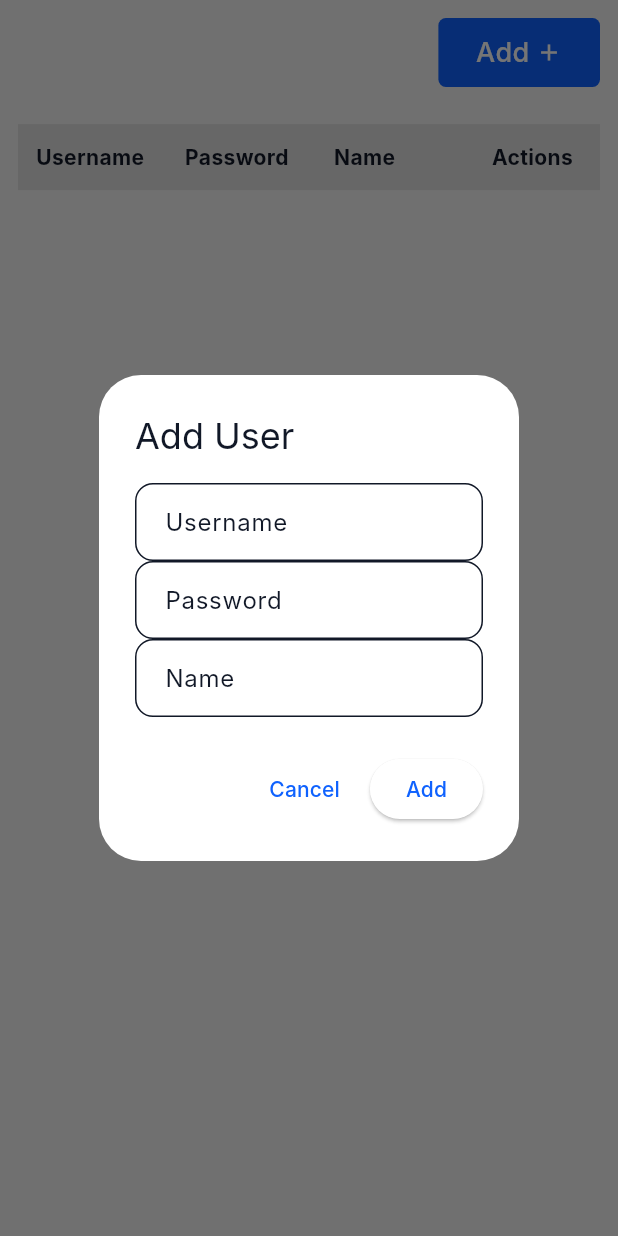
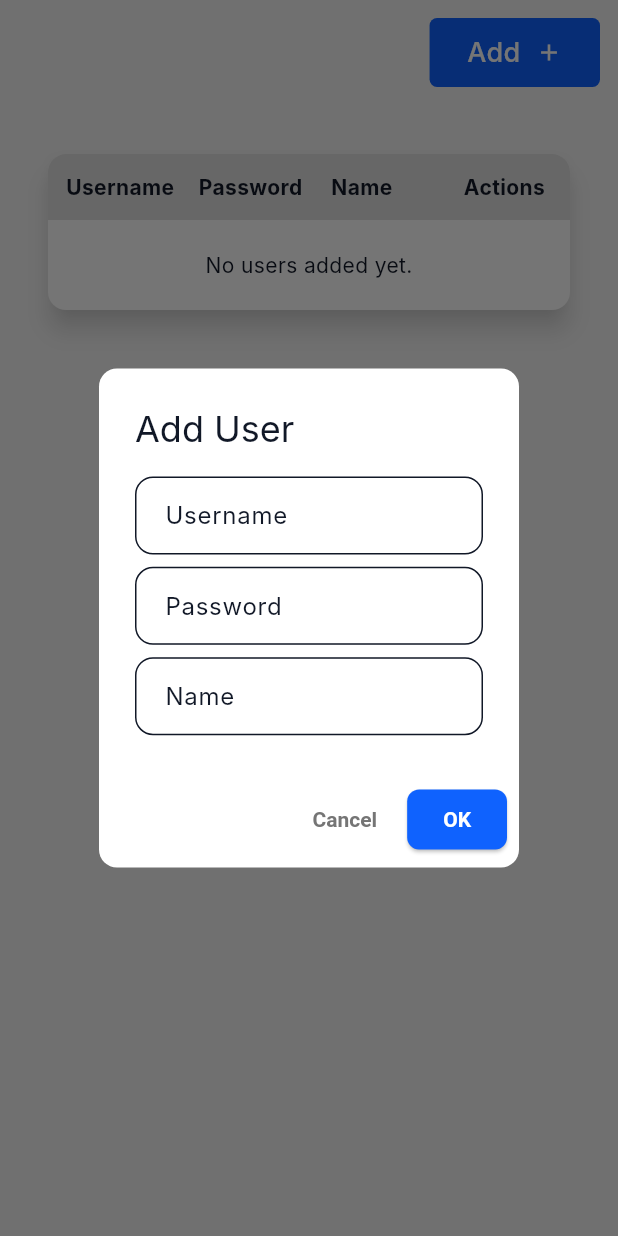
Before and after one commit to huzaifa-huzzi/Project_Lead_AdminPanel, a Flutter app: the RegistrationScreen screen opened directly, after a tap on "Add", on a phone screen of 412 x 824 dp. Run offline on Flutter 3.47's test engine with Material 3 defaults, Android fonts, the phone set to English and light mode, and no system bars; our stand-ins replace get, loading_indicator; Roboto replaces fonts that are missing (Inter).

Commit message:
Adding some of the new functionality

```diff
--- a/lib/Resources/Resuable Widgets/AddUserDialog.dart
+++ b/lib/Resources/Resuable Widgets/AddUserDialog.dart
@@ -1,4 +1,5 @@
 import 'package:flutter/material.dart';
+import 'package:project_x_adminpanel/Resources/Resuable%20Widgets/Sizing%20of%20Screen.dart';
 
 class AddUserDialog extends StatelessWidget {
   final Function(String username, String password, String name) onAdd;
@@ -7,24 +8,46 @@ class AddUserDialog extends StatelessWidget {
 
   @override
   Widget build(BuildContext context) {
+    SizingConfig.init(context);
     final TextEditingController usernameController = TextEditingController();
     final TextEditingController passwordController = TextEditingController();
     final TextEditingController nameController = TextEditingController();
 
     return AlertDialog(
-      title: Text('Add User'),
+      shape: RoundedRectangleBorder(borderRadius: BorderRadius.circular(12)),
+      title: const Text('Add User'),
       content: SingleChildScrollView(
         child: Column(
           mainAxisSize: MainAxisSize.min,
           children: [
-            TextField(controller: usernameController, decoration: InputDecoration(labelText: 'Username')),
-            TextField(controller: passwordController, decoration: InputDecoration(labelText: 'Password')),
-            TextField(controller: nameController, decoration: InputDecoration(labelText: 'Name')),
+            TextField(
+              controller: usernameController,
+              decoration: const InputDecoration(labelText: 'Username'),
+            ),
+            SizedBox(height: SizingConfig.height(0.01)),
+            TextField(
+              controller: passwordController,
+              decoration: const InputDecoration(labelText: 'Password'),
+            ),
+            SizedBox(height: SizingConfig.height(0.01)),
+            TextField(
+              controller: nameController,
+              decoration: const InputDecoration(labelText: 'Name'),
+            ),
+            SizedBox(height: SizingConfig.height(0.01)),
           ],
         ),
       ),
+      actionsPadding: const EdgeInsets.only(bottom: 8, right: 8),
       actions: [
-        TextButton(onPressed: () => Navigator.pop(context), child: Text('Cancel')),
+        TextButton(
+          onPressed: () => Navigator.pop(context),
+          style: TextButton.styleFrom(
+            foregroundColor: Colors.grey[600],
+            textStyle: const TextStyle(fontWeight: FontWeight.bold),
+          ),
+          child: const Text('Cancel'),
+        ),
         ElevatedButton(
           onPressed: () {
             onAdd(
@@ -34,7 +57,14 @@ class AddUserDialog extends StatelessWidget {
             );
             Navigator.pop(context);
           },
-          child: Text('Add'),
+          style: ElevatedButton.styleFrom(
+            backgroundColor: Theme.of(context).primaryColor,
+            foregroundColor: Colors.white,
+            textStyle: const TextStyle(fontWeight: FontWeight.bold),
+            padding: const EdgeInsets.symmetric(horizontal: 24, vertical: 12),
+            shape: RoundedRectangleBorder(borderRadius: BorderRadius.circular(8)),
+          ),
+          child: const Text('OK'),
         ),
       ],
     );
--- a/lib/Resources/Resuable Widgets/FormCard.dart
+++ b/lib/Resources/Resuable Widgets/FormCard.dart
@@ -30,7 +30,7 @@ class FormDataTable extends StatelessWidget {
           children: [
             /// Header Row
             Container(
-              color: Colors.grey.shade50,
+              color: Colors.grey[300],
               padding: EdgeInsets.symmetric(
                 vertical: SizingConfig.height(0.018),
                 horizontal: SizingConfig.width(0.015),
--- a/lib/ViewModel/Controllers/RegistrationController.dart
+++ b/lib/ViewModel/Controllers/RegistrationController.dart
@@ -22,6 +22,15 @@ class RegistrationController extends GetxController {
     users.removeAt(index);
  }
 
+  /// Edit user data
+  void editUser(int index, String username, String password, String name) {
+    users[index] = {
+      'username': username,
+      'password': password,
+      'name': name,
+    };
+  }
+
 
 
 
--- a/lib/Views/Registration/RegistrationScreen.dart
+++ b/lib/Views/Registration/RegistrationScreen.dart
@@ -1,10 +1,9 @@
 import 'package:flutter/material.dart';
 import 'package:get/get.dart';
 import 'package:project_x_adminpanel/Resources/Colors/Colors.dart';
-import 'package:project_x_adminpanel/Resources/Resuable%20Widgets/AddUserDialog.dart';
+import 'package:project_x_adminpanel/Resources/Resuable Widgets/AddUserDialog.dart';
 import 'package:project_x_adminpanel/ViewModel/Controllers/RegistrationController.dart';
 import '../../Resources/Resuable Widgets/Sizing of Screen.dart';
-
 
 class RegistrationScreen extends StatefulWidget {
   const RegistrationScreen({super.key});
@@ -14,9 +13,7 @@ class RegistrationScreen extends StatefulWidget {
 }
 
 class _RegistrationScreenState extends State<RegistrationScreen> {
-
   final controller = Get.put(RegistrationController());
-
 
   @override
   Widget build(BuildContext context) {
@@ -25,19 +22,18 @@ class _RegistrationScreenState extends State<RegistrationScreen> {
       return Scaffold(
         backgroundColor: AppColors.screenColors,
         body: Padding(
-          padding: EdgeInsets.all(12),
+          padding: const EdgeInsets.all(12),
           child: Column(
             children: [
+              /// Add Button
               Row(
                 mainAxisAlignment: MainAxisAlignment.end,
                 children: [
-                  /// Add Button
                   InkWell(
-                    onTap: (){
+                    onTap: () {
                       showDialog(
                         context: context,
-                        builder: (_) =>
-                            AddUserDialog(
+                        builder: (_) => AddUserDialog(
                           onAdd: (username, password, name) {
                             controller.addUser(username, password, name);
                           },
@@ -45,85 +41,114 @@ class _RegistrationScreenState extends State<RegistrationScreen> {
                       );
                     },
                     child: Container(
-                      padding: EdgeInsets.symmetric(
-                        horizontal: 25,
-                        vertical: 10,
-                      ),
+                      padding: const EdgeInsets.symmetric(horizontal: 25, vertical: 10),
                       decoration: BoxDecoration(
                         color: AppColors.primaryColor,
                         borderRadius: BorderRadius.circular(5),
                       ),
                       child: Row(
                         mainAxisSize: MainAxisSize.min,
-                        children: [
+                        children: const [
                           Text(
                             'Add',
-                            style: TextStyle(
-                              fontSize: 18,
-                              color: Colors.white,
-                              fontWeight: FontWeight.w500,
+                            style: TextStyle(fontSize: 18, color: Colors.white, fontWeight: FontWeight.w500),
                           ),
-                          ),
-                          SizedBox(width: SizingConfig.width(0.01)),
-                          Icon(Icons.add, size:18, color: Colors.white),
+                          SizedBox(width: 10),
+                          Icon(Icons.add, size: 18, color: Colors.white),
                         ],
                       ),
                     ),
                   ),
                 ],
               ),
-              SizedBox(height: SizingConfig.height(0.03),),
+
+              SizedBox(height: SizingConfig.height(0.03)),
+
+              /// Registered data
+              Card(
+                elevation: 7,
+                shape: RoundedRectangleBorder(borderRadius: BorderRadius.circular(12)),
+                shadowColor: Colors.grey.withOpacity(0.5),
+                margin: const EdgeInsets.all(20),
+                child: Column(
+                  children: [
                     /// Header Row
                     Container(
+                      decoration: BoxDecoration(
                         color: Colors.grey[300],
+                        borderRadius: const BorderRadius.only(
+                          topLeft: Radius.circular(12),
+                          topRight: Radius.circular(12),
+                        ),
+                      ),
                       padding: const EdgeInsets.symmetric(horizontal: 12, vertical: 12),
                       child: Row(
                         children: const [
                           Expanded(flex: 3, child: Text("Username", style: TextStyle(fontWeight: FontWeight.bold))),
                           Expanded(flex: 3, child: Text("Password", style: TextStyle(fontWeight: FontWeight.bold))),
                           Expanded(flex: 3, child: Text("Name", style: TextStyle(fontWeight: FontWeight.bold))),
-                    Expanded(
-                      flex: 2,
-                      child: Center(child: Text("Actions", style: TextStyle(fontWeight: FontWeight.bold))),
-                    ),
+                          Expanded(flex: 2, child: Text("Actions", style: TextStyle(fontWeight: FontWeight.bold))),
                         ],
                       ),
                     ),
 
                     /// User Rows
-              Expanded(
-                child: Obx(() => controller.users.isEmpty
-                    ? const Center(child: Text("No users added yet."))
+                    Obx(() => controller.users.isEmpty
+                        ? const Padding(
+                      padding: EdgeInsets.all(20),
+                      child: Text("No users added yet."),
+                    )
                         : ListView.builder(
                       itemCount: controller.users.length,
+                      shrinkWrap: true,
+                      physics: const NeverScrollableScrollPhysics(),
                       itemBuilder: (context, index) {
                         final user = controller.users[index];
                         return Container(
                           decoration: BoxDecoration(
+                            color: Colors.white,
                             border: Border(bottom: BorderSide(color: Colors.grey.shade300)),
                           ),
                           padding: const EdgeInsets.symmetric(horizontal: 12, vertical: 12),
                           child: Row(
-                        crossAxisAlignment: CrossAxisAlignment.center,
                             children: [
                               Expanded(flex: 3, child: Text(user['username'] ?? '')),
                               Expanded(flex: 3, child: Text(user['password'] ?? '')),
                               Expanded(flex: 3, child: Text(user['name'] ?? '')),
                               Expanded(
                                 flex: 2,
-                            child: Center(
-                              child: IconButton(
-                                icon: const Icon(Icons.delete, color: Colors.red),
+                                child: Wrap(
+                                  spacing: 8.0,
+                                  children: [
+                                    IconButton(
+                                      icon: const Icon(Icons.edit, color: Colors.blue),
+                                      onPressed: () {
+                                        showDialog(
+                                          context: context,
+                                          builder: (_) => AddUserDialog(
+                                            onAdd: (username, password, name) {
+                                              controller.editUser(index, username, password, name);
+                                            },
+                                          ),
+                                        );
+                                      },
+                                    ),
+                                    IconButton(
+                                      icon: Icon(Icons.delete_outline, color: Colors.redAccent),
                                       onPressed: () => controller.deleteUser(index),
                                     ),
+                                  ],
                                 ),
-                          ),
+                              )
+
                             ],
                           ),
                         );
                       },
                     )),
+                  ],
                 ),
+              )
 
             ],
           ),
@@ -131,5 +156,4 @@ class _RegistrationScreenState extends State<RegistrationScreen> {
       );
     });
   }
-
 }
```
Lines whose indentation alone changed are shown as unchanged.
